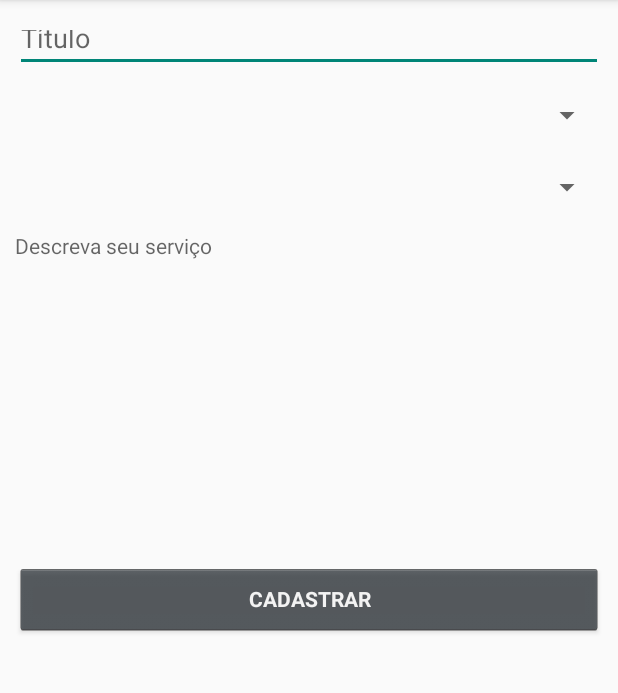
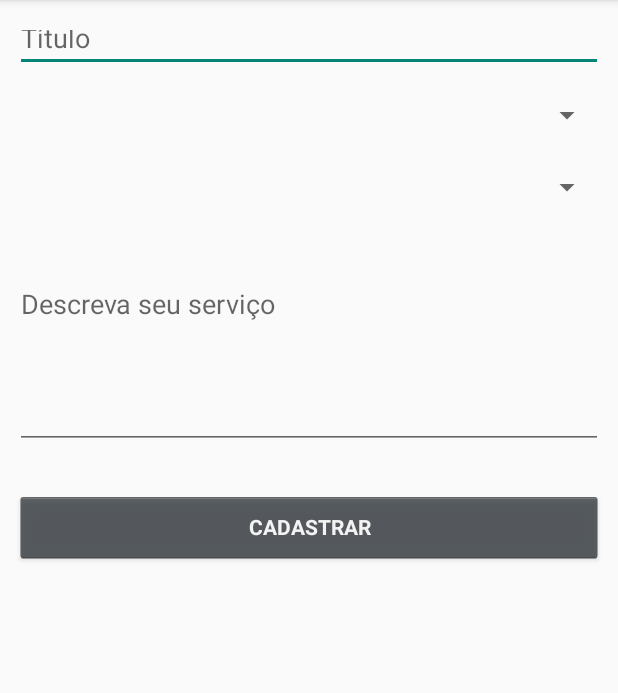
Before and after one commit to ThiagoCMS/Artemis, an Android app: the CriarServicoActivity screen opened directly, with no data from a screen before it, on a phone screen of 412 x 824 dp, the part 84-777 px from its top. Run offline under Robolectric (Android 15) with nearby library versions, the phone set to English and light mode, and no system bars.

Commit message:
criarServico 0

```diff
--- a/app/src/main/java/br/ufrpe/artemis/Servico/GUI/CriarServicoActivity.java
+++ b/app/src/main/java/br/ufrpe/artemis/Servico/GUI/CriarServicoActivity.java
@@ -2,14 +2,68 @@ package br.ufrpe.artemis.Servico.GUI;
 
 import android.support.v7.app.AppCompatActivity;
 import android.os.Bundle;
+import android.widget.EditText;
+import android.widget.Button;
+import android.widget.Spinner;
+import android.view.View;
+import android.widget.Toast;
 
 import br.ufrpe.artemis.R;
 
 public class CriarServicoActivity extends AppCompatActivity {
+    private EditText nome;
+    private EditText texto;
+    private Spinner subcategoria;
+    private Spinner categoria;
+    private Button cadastrar;
 
     @Override
     protected void onCreate(Bundle savedInstanceState) {
         super.onCreate(savedInstanceState);
         setContentView(R.layout.activity_criar_servico);
+        setButtons();
+
+    }
+
+    private void setButtons() {
+        nome = findViewById(R.id.tituloId);
+        texto = findViewById(R.id.textoId);
+        subcategoria = findViewById(R.id.subcategoriaId);
+        categoria = findViewById(R.id.categoriasId);
+        cadastrar = findViewById(R.id.cadastrarId);
+    }
+
+//    private boolean validarCampos(){
+//        boolean erro = true;
+//        if(validarNome()){
+//            erro = false;
+//        }
+//        if(validarTexto()){
+//            erro = false;
+//        }
+//        return erro;
+//    }
+//    private boolean validarNome(){
+//        boolean erro = false;
+//        String nome = nome.getText().toString();
+//        if(nome.isEmpty()){
+//            erro = true;
+//            nome.setError("Campo em branco");
+//        }
+//        return erro;
+//    }
+//
+//    private boolean validarTexto() {
+//        boolean erro = false;
+//        String texto = texto.getText().toString();
+//        if (texto.isEmpty()) {
+//            erro = true;
+//            texto.setError("Campo em branco");
+//        }
+//        return erro;
+//    }
+//
+    private void criarServico(){
+
     }
 }
--- a/app/src/main/res/layout/activity_criar_servico.xml
+++ b/app/src/main/res/layout/activity_criar_servico.xml
@@ -9,7 +9,7 @@
     tools:context="br.ufrpe.artemis.Servico.GUI.CriarServicoActivity">
 
     <EditText
-        android:id="@+id/editText4"
+        android:id="@+id/tituloId"
         android:layout_width="0dp"
         android:layout_height="38dp"
         android:layout_marginEnd="10dp"
@@ -25,7 +25,7 @@
         app:layout_constraintTop_toTopOf="parent" />
 
     <Spinner
-        android:id="@+id/categorias"
+        android:id="@+id/categoriasId"
         android:layout_width="0dp"
         android:layout_height="38dp"
         android:layout_marginEnd="10dp"
@@ -35,10 +35,10 @@
         android:layout_marginTop="10dp"
         app:layout_constraintEnd_toEndOf="parent"
         app:layout_constraintStart_toStartOf="parent"
-        app:layout_constraintTop_toBottomOf="@+id/editText4" />
+        app:layout_constraintTop_toBottomOf="@+id/tituloId" />
 
     <Spinner
-        android:id="@+id/spinner4"
+        android:id="@+id/subcategoriaId"
         android:layout_width="0dp"
         android:layout_height="38dp"
         android:layout_marginEnd="10dp"
@@ -48,10 +48,10 @@
         android:layout_marginTop="10dp"
         app:layout_constraintEnd_toEndOf="parent"
         app:layout_constraintStart_toStartOf="parent"
-        app:layout_constraintTop_toBottomOf="@+id/categorias" />
+        app:layout_constraintTop_toBottomOf="@+id/categoriasId" />
 
-    <TextView
-        android:id="@+id/textView5"
+    <EditText
+        android:id="@+id/textoId"
         android:layout_width="0dp"
         android:layout_height="193dp"
         android:layout_marginEnd="10dp"
@@ -62,10 +62,10 @@
         android:hint="Descreva seu serviço"
         app:layout_constraintEnd_toEndOf="parent"
         app:layout_constraintStart_toStartOf="parent"
-        app:layout_constraintTop_toBottomOf="@+id/spinner4" />
+        app:layout_constraintTop_toBottomOf="@+id/categoriasId" />
 
     <Button
-        android:id="@+id/button3"
+        android:id="@+id/cadastrarId"
         style="@android:style/Widget.Holo.Button.Small"
         android:layout_width="0dp"
         android:layout_height="wrap_content"
@@ -79,5 +79,5 @@
         android:textStyle="bold"
         app:layout_constraintEnd_toEndOf="parent"
         app:layout_constraintStart_toStartOf="parent"
-        app:layout_constraintTop_toBottomOf="@+id/textView5" />
+        app:layout_constraintTop_toBottomOf="@+id/textoId" />
 </android.support.constraint.ConstraintLayout>
```
